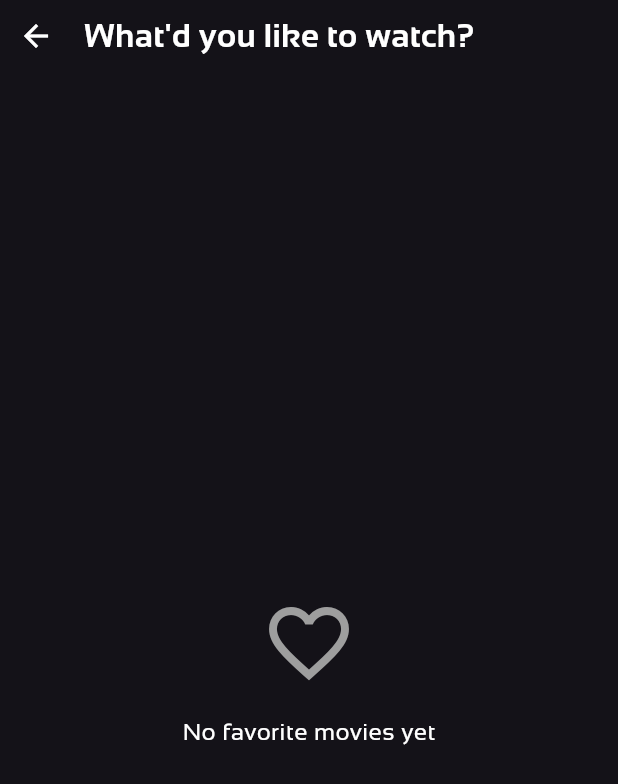
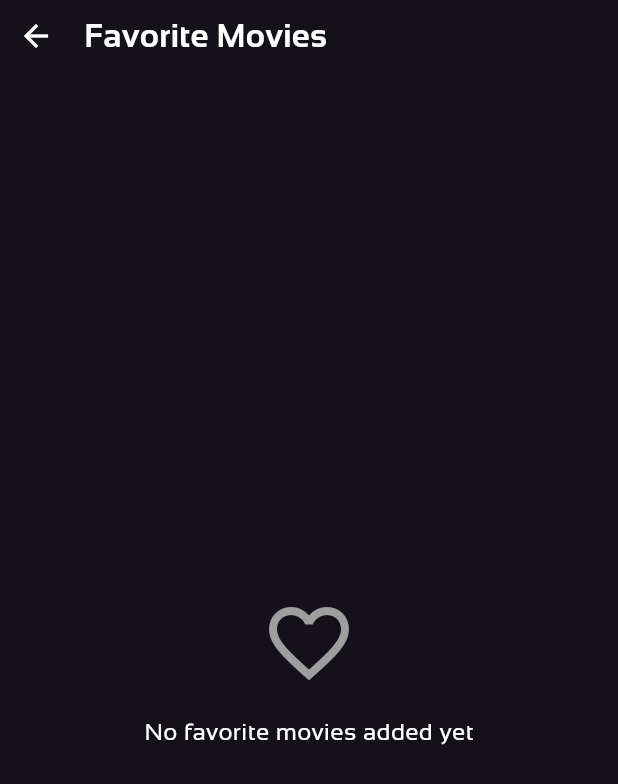
Before and after one commit to ehtisham-ali-emumba/flutter_movies_app, a Flutter app: the screen it shows after launch, tab 2 chosen, after a tap on the "favorite outline" icon, on a phone screen of 412 x 824 dp. Shown: the top 784 px of the screen. Run offline on Flutter 3.47's test engine with Material 3 defaults, Android fonts, the phone set to English and light mode, and no system bars; our stand-ins replace carousel_slider, flutter_dotenv, flutter_riverpod, get_it, image_picker, shared_preferences; network calls fail.

Commit message:
uses app strings

```diff
--- /dev/null
+++ b/lib/core/constants/app_strings.dart
@@ -0,0 +1,83 @@
+/// This file serves as a centralized place for all UI text strings used in the app.
+/// It makes it easier to maintain, update, and potentially localize the app in the future.
+
+class AppStrings {
+  // App general
+  static const String appName = 'MOVIES HOUSE';
+
+  // Navigation and screens
+  static const String moviesTab = 'Movies';
+  static const String settingsTab = 'Settings';
+  static const String aboutTab = 'About';
+
+  // Splash screen
+  static const String loading = 'Loading...';
+  static const String reloadApp = 'Reload App';
+
+  // Movie tab screen
+  static const String moviesHouse = 'MOVIES HOUSE';
+
+  // Movie search
+  static const String searchHint = "What'd you like to watch?";
+  static const String search = "Search";
+  static const String searchMoviesHint = "Search for movies...";
+
+  // Movie details
+  static const String reviews = 'Reviews';
+  static const String addReview = 'Add Review';
+  static const String noReviews =
+      'No reviews yet. Be the first to leave a review!';
+  static const String ratingHint = 'Tap to rate';
+  static const String adult18Plus = '18+';
+
+  // Movie reviews
+  static const String reviewUsername = 'Username';
+  static const String reviewNameRequired = 'Please enter your name';
+  static const String reviewComment = 'Write your review';
+  static const String reviewCommentRequired = 'Please write a review';
+  static const String reviewAddImage = 'Add Image (Optional)';
+  static const String reviewSubmit = 'Submit Review';
+  static const String reviewSubmitting = 'Submitting...';
+  static const String reviewSuccess = 'Review submitted successfully!';
+  static const String reviewFailed = 'Failed to submit review';
+
+  // Rate movie screen
+  static const String rateMoviePrefix = 'Rate ';
+  static const String yourRating = 'Your Rating';
+  static const String yourReview = 'Your Review';
+  static const String yourName = 'Your Name';
+  static const String enterYourName = 'Enter your name';
+  static const String enterYourThoughts = 'What did you think about the movie?';
+
+  // Favorite movies
+  static const String favoriteMovies = 'Favorite Movies';
+  static const String noFavoriteMovies = 'No favorite movies added yet';
+  static const String startAddingFavorites =
+      'Start adding some movies to your favorites';
+
+  // Error messages
+  static const String errorGeneric = 'Something went wrong';
+  static const String noResults = 'No results found';
+  static const String tryAgain = 'Try Again';
+  static const String failedToLoadMovies = 'Failed to load movies';
+
+  // Actions
+  static const String cancel = 'Cancel';
+  static const String ok = 'OK';
+  static const String save = 'Save';
+  static const String delete = 'Delete';
+  static const String edit = 'Edit';
+
+  static const String tvDrama = 'TV Drama';
+  static const String starCast = 'Star Cast';
+  static const String selectThemeColor = 'Select Theme Color';
+  static const String deleteReview = 'Delete Review';
+  static const String reviewDeleted = 'Review Deleted';
+  static const String reviewAddedSuccessfully = 'Review added successfully!';
+  static const String selectAnImage = "Please select an image.";
+  static const String changeThemeColor = 'Change theme color';
+  static const String actionMovies = "Action Movies";
+  static const String topRatedMovies = "Top Rated Movies";
+  static const String areYouSureToDelete =
+      'Are you sure you want to delete this review?';
+}
--- a/lib/presentation/views/movies/favourite_movies_screen.dart
+++ b/lib/presentation/views/movies/favourite_movies_screen.dart
@@ -1,5 +1,6 @@
 import 'package:flutter/material.dart';
 import 'package:flutter_riverpod/flutter_riverpod.dart';
+import 'package:movies/core/constants/app_strings.dart';
 import 'package:movies/presentation/view_models/movies/movies_favorite_provider.dart';
 import 'package:movies/presentation/views/movies/widgets/infinite_movies_list.dart';
 import 'package:movies/presentation/widgets/text.dart';
@@ -19,7 +20,7 @@ class FavouriteMoviesScreen extends ConsumerWidget {
             ),
             const SizedBox(width: 8),
             const AppText(
-              "What'd you like to watch?",
+              AppStrings.favoriteMovies,
               kind: TextKind.heading,
               fontSize: 22,
             ),
@@ -52,7 +53,7 @@ class FavouriteMoviesScreen extends ConsumerWidget {
                           ),
                           SizedBox(height: 16),
                           AppText(
-                            "No favorite movies yet",
+                            AppStrings.noFavoriteMovies,
                             kind: TextKind.caption,
                             fontSize: 16,
                           ),
--- a/lib/presentation/views/movies/movies_screen/movies_screen.dart
+++ b/lib/presentation/views/movies/movies_screen/movies_screen.dart
@@ -1,5 +1,6 @@
 import 'package:flutter/material.dart';
 import 'package:flutter_riverpod/flutter_riverpod.dart';
+import 'package:movies/core/constants/app_strings.dart';
 import 'package:movies/presentation/view_models/movies/movies_carousel_provider.dart';
 import 'package:movies/presentation/widgets/base_carousel.dart';
 
@@ -33,21 +34,28 @@ class MoviesScreen extends ConsumerWidget {
                       .toList(),
                 ),
                 loading: () => const Center(child: CircularProgressIndicator()),
-                error: (e, _) => Center(child: Text('Failed to load movies')),
+                error: (e, _) =>
+                    Center(child: Text(AppStrings.failedToLoadMovies)),
               ),
               SizedBox(height: 20),
               carouselActionMoviesAsync.when(
-                data: (movies) =>
-                    MoviesListing(title: "Action Movies", movies: movies),
+                data: (movies) => MoviesListing(
+                  title: AppStrings.actionMovies,
+                  movies: movies,
+                ),
                 loading: () => Container(),
-                error: (e, _) => Center(child: Text('Failed to load movies')),
+                error: (e, _) =>
+                    Center(child: Text(AppStrings.failedToLoadMovies)),
               ),
               SizedBox(height: 20),
               carouselTopRatedMoviesAsync.when(
-                data: (movies) =>
-                    MoviesListing(title: "Top Rated Movies", movies: movies),
+                data: (movies) => MoviesListing(
+                  title: AppStrings.topRatedMovies,
+                  movies: movies,
+                ),
                 loading: () => Container(),
-                error: (e, _) => Center(child: Text('Failed to load movies')),
+                error: (e, _) =>
+                    Center(child: Text(AppStrings.failedToLoadMovies)),
               ),
             ],
           ),
--- a/lib/presentation/views/movies/movies_search_screen/search_header.dart
+++ b/lib/presentation/views/movies/movies_search_screen/search_header.dart
@@ -1,5 +1,6 @@
 import 'package:flutter/material.dart';
 import 'package:flutter_riverpod/flutter_riverpod.dart';
+import 'package:movies/core/constants/app_strings.dart';
 import 'package:movies/core/utils/input_utils.dart';
 import 'package:movies/presentation/view_models/movies/movie_search_provider.dart';
 import 'package:movies/presentation/widgets/text.dart';
@@ -42,13 +43,13 @@ class _SearchHeaderState extends ConsumerState<SearchHeader> {
       child: Column(
         crossAxisAlignment: CrossAxisAlignment.start,
         children: [
-          const AppText("What'd you like to watch?", kind: TextKind.heading),
+          const AppText(AppStrings.searchHint, kind: TextKind.heading),
           const SizedBox(height: 12),
           TextField(
             controller: _controller,
             onChanged: _onSearchChanged,
             decoration: InputDecoration(
-              hintText: 'Search for movies...',
+              hintText: AppStrings.searchMoviesHint,
               prefixIcon: Icon(
                 Icons.search,
                 color: Theme.of(context).primaryColor,
--- a/lib/presentation/views/movies/movies_tab_screen/app_color_toggle.dart
+++ b/lib/presentation/views/movies/movies_tab_screen/app_color_toggle.dart
@@ -1,5 +1,6 @@
 import 'package:flutter/material.dart';
 import 'package:flutter_riverpod/flutter_riverpod.dart';
+import 'package:movies/core/constants/app_strings.dart';
 import 'package:movies/core/enums/theme_enums.dart';
 import 'package:movies/presentation/view_models/theme/theme_provider.dart';
 
@@ -12,7 +13,7 @@ class AppColorToggle extends ConsumerWidget {
 
     return IconButton(
       icon: Icon(Icons.color_lens, color: themeState.themeColor.toColor()),
-      tooltip: 'Change theme color',
+      tooltip: AppStrings.changeThemeColor,
       onPressed: () async {
         await _showColorPicker(context, ref);
       },
@@ -26,7 +27,7 @@ class AppColorToggle extends ConsumerWidget {
       context: context,
       builder: (BuildContext context) {
         return AlertDialog(
-          title: const Text('Select Theme Color'),
+          title: const Text(AppStrings.selectThemeColor),
           content: Wrap(
             spacing: 8.0,
             runSpacing: 8.0,
@@ -66,7 +67,7 @@ class AppColorToggle extends ConsumerWidget {
           actions: [
             TextButton(
               onPressed: () => Navigator.of(context).pop(),
-              child: const Text('Cancel'),
+              child: const Text(AppStrings.cancel),
             ),
           ],
         );
--- a/lib/presentation/views/movies/movies_tab_screen/app_header.dart
+++ b/lib/presentation/views/movies/movies_tab_screen/app_header.dart
@@ -1,5 +1,6 @@
 import 'package:flutter/material.dart';
 import 'package:flutter_riverpod/flutter_riverpod.dart';
+import 'package:movies/core/constants/app_strings.dart';
 import 'package:movies/core/enums/theme_enums.dart';
 import 'package:movies/presentation/view_models/theme/theme_provider.dart';
 import 'package:movies/presentation/views/movies/favourite_movies_screen.dart';
@@ -12,7 +13,7 @@ PreferredSizeWidget AppHeader(BuildContext context, WidgetRef ref) {
 
   return AppBar(
     title: AppText(
-      'MOVIES HOUSE',
+      AppStrings.moviesHouse,
       kind: TextKind.doToFamily,
       fontWeight: FontWeight.w900,
       fontSize: 26,
--- a/lib/presentation/views/movies/movies_tab_screen/movies_tab_screen.dart
+++ b/lib/presentation/views/movies/movies_tab_screen/movies_tab_screen.dart
@@ -1,5 +1,6 @@
 import 'package:flutter/material.dart';
 import 'package:flutter_riverpod/flutter_riverpod.dart';
+import 'package:movies/core/constants/app_strings.dart';
 import 'package:movies/core/enums/theme_enums.dart';
 import 'package:movies/presentation/view_models/theme/theme_provider.dart';
 import 'package:movies/presentation/views/movies/movies_screen/movies_screen.dart';
@@ -56,12 +57,12 @@ class MoviesTabScreen extends ConsumerWidget {
                   tabs: [
                     Tab(
                       icon: Icon(Icons.movie_creation_outlined, size: 26),
-                      text: 'Movies',
+                      text: AppStrings.moviesTab,
                       iconMargin: EdgeInsets.only(bottom: 4),
                     ),
                     Tab(
                       icon: Icon(Icons.search_rounded, size: 26),
-                      text: 'Search',
+                      text: AppStrings.search,
                       iconMargin: EdgeInsets.only(bottom: 4),
                     ),
                   ],
--- a/lib/presentation/views/splash_screen.dart
+++ b/lib/presentation/views/splash_screen.dart
@@ -1,5 +1,6 @@
 import 'package:flutter/material.dart';
 import 'package:flutter_riverpod/flutter_riverpod.dart';
+import 'package:movies/core/constants/app_strings.dart';
 import 'package:movies/core/di/index.dart';
 import 'package:movies/core/navigation/index.dart';
 import 'package:movies/presentation/view_models/movies/movie_reviews_provider.dart';
@@ -41,7 +42,7 @@ class SplashScreen extends ConsumerWidget {
                 const SizedBox(height: 16),
                 TextButton(
                   onPressed: () => ref.refresh(intializationProvider),
-                  child: const AppText("Reload App"),
+                  child: const AppText(AppStrings.reloadApp),
                 ),
               ],
             );
@@ -52,7 +53,11 @@ class SplashScreen extends ConsumerWidget {
               children: const [
                 CircularProgressIndicator(),
                 SizedBox(height: 16),
-                AppText("Loading...", fontSize: 24, kind: TextKind.doToFamily),
+                AppText(
+                  AppStrings.loading,
+                  fontSize: 24,
+                  kind: TextKind.doToFamily,
+                ),
               ],
             );
           },
```
Also changed, not shown: lib/presentation/views/movies/add_rate_movie_screen.dart (+11 -10 lines), lib/presentation/views/movies/movie_details_screen/movie_details.dart (+4 -3 lines), lib/presentation/views/movies/movie_details_screen/movie_reviews.dart (+12 -8 lines).
